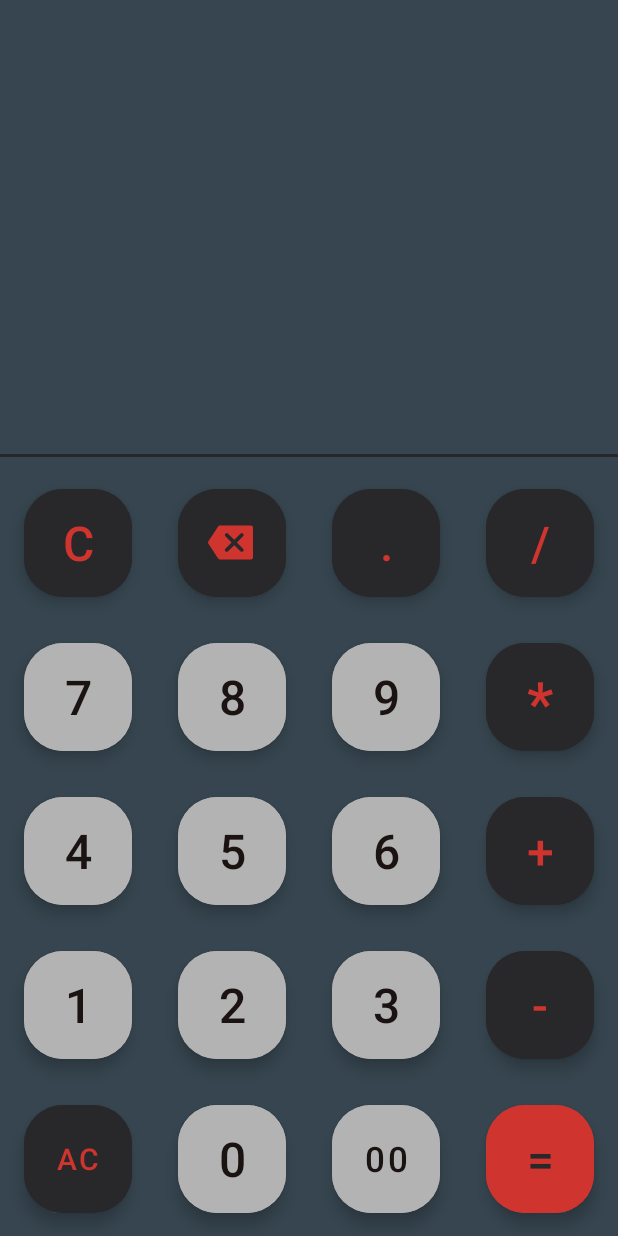
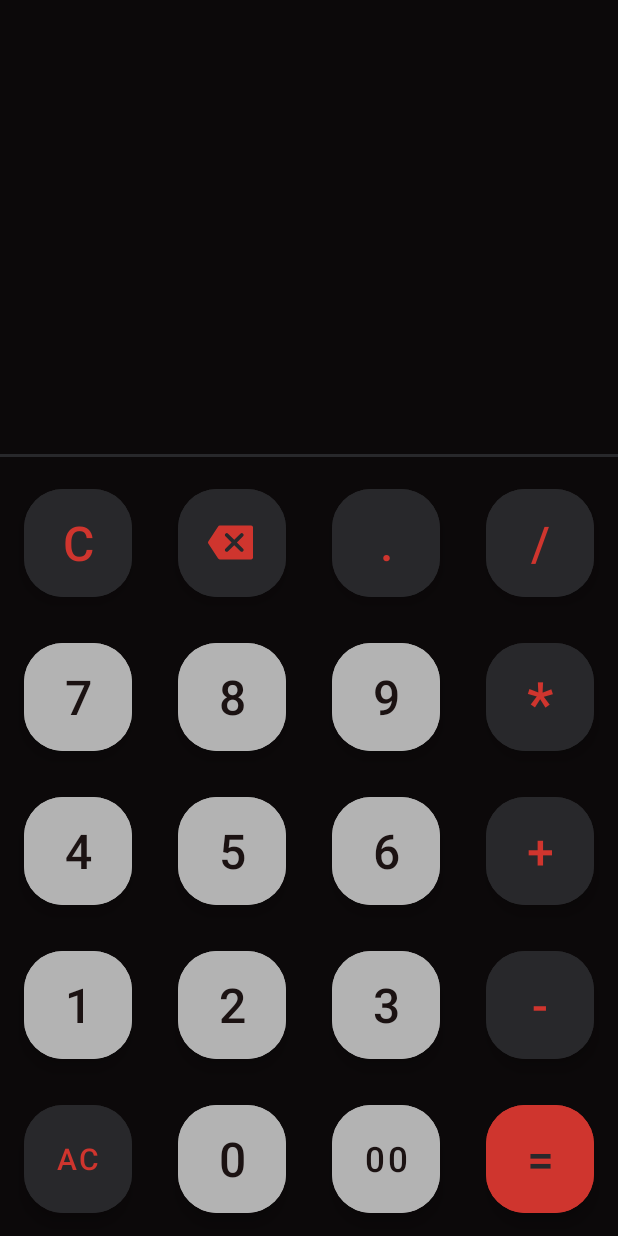
Before and after one commit to santhoshswamyv/Calculator, an Android app: the layout activity_main.xml on its own in the app's theme, with its tools: preview values and no code run, on a phone screen of 412 x 824 dp. Run offline under Robolectric (Android 15) with nearby library versions, the phone set to English and light mode, and no system bars.

Commit message:
Update commit

```diff
--- a/app/src/main/res/layout/activity_main.xml
+++ b/app/src/main/res/layout/activity_main.xml
@@ -4,7 +4,7 @@
     xmlns:tools="http://schemas.android.com/tools"
     android:layout_width="match_parent"
     android:layout_height="match_parent"
-    android:background="#36454F"
+    android:background="#0C090A"
     tools:context=".MainActivity">
 
     <TextView
```
